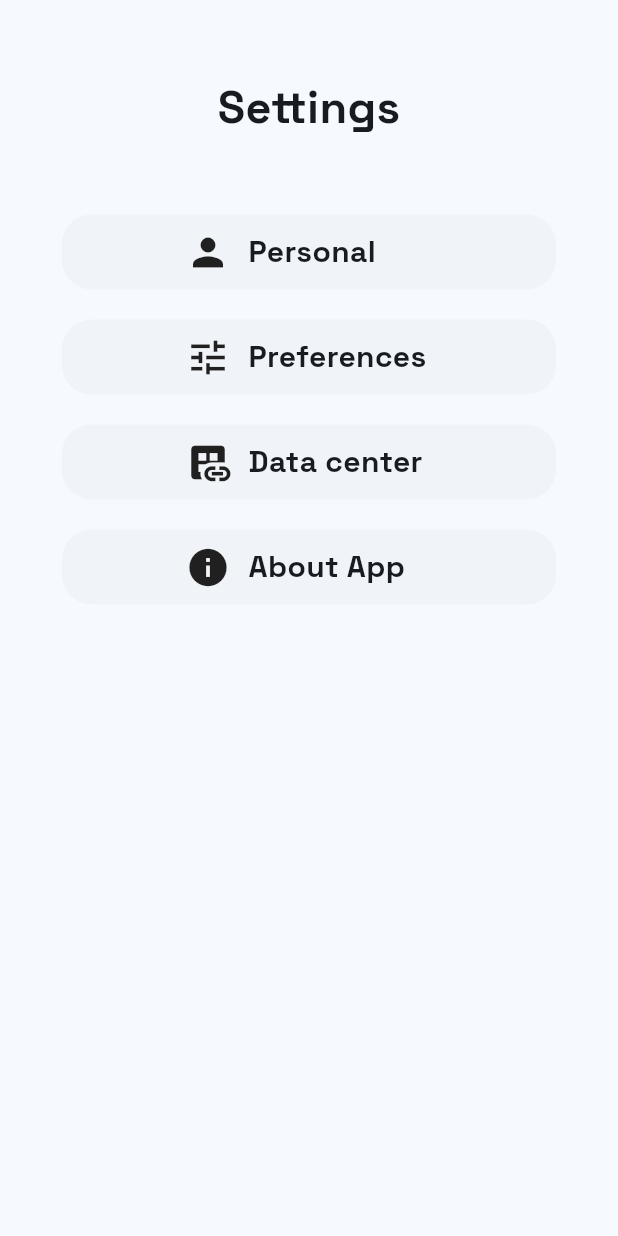
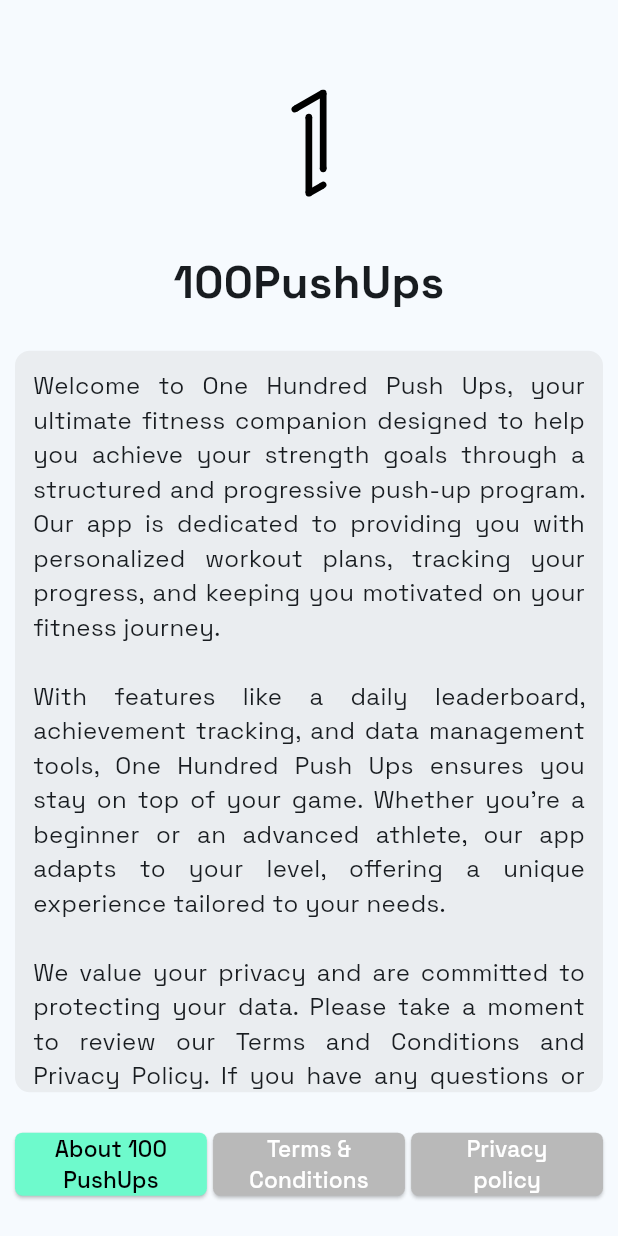
Before and after one commit to GhodbaneYoucefIslam/one_hundred_push_ups, a Flutter app: the SettingsPage widget shown alone on an empty page, opened directly, after a tap on "About App", on a phone screen of 412 x 824 dp. Run offline on Flutter 3.47's test engine with Material 3 defaults, Android fonts, the light colour scheme and no system bars; our stand-ins replace fl_chart, flutter_svg, google_sign_in, shared_preferences, smooth_page_indicator, sqflite and 1 more; missing offline and left inert: circular_chart_flutter; accounts and stored records are empty; statements that could not run were skipped.

Commit message:
About App page with placeholder text

```diff
--- /dev/null
+++ b/lib/screens/AboutAppPage.dart
@@ -0,0 +1,224 @@
+import "package:flutter/material.dart";
+import "package:flutter_svg/svg.dart";
+
+import "../utils/constants.dart";
+
+class AboutAppPage extends StatefulWidget {
+  int index;
+  AboutAppPage({required this.index, super.key});
+
+  @override
+  State<AboutAppPage> createState() => _AboutAppPageState();
+}
+
+class _AboutAppPageState extends State<AboutAppPage> {
+  int currentInfoPage = 0;
+  final myPageController = PageController();
+
+  @override
+  void initState() {
+    currentInfoPage = widget.index;
+    Future.microtask(() {
+      myPageController.animateToPage(
+        currentInfoPage,
+        duration: Duration(milliseconds: 500),
+        curve: Curves.easeInOut,
+      );
+    });
+    super.initState();
+  }
+
+  @override
+  Widget build(BuildContext context) {
+    return Scaffold(
+      resizeToAvoidBottomInset: false,
+      body: Container(
+        width: MediaQuery.of(context).size.width,
+        child: Padding(
+          padding: const EdgeInsets.symmetric(horizontal: 10),
+          child: Column(
+            mainAxisAlignment: MainAxisAlignment.spaceEvenly,
+            crossAxisAlignment: CrossAxisAlignment.center,
+            children: [
+              Column(
+                children: [
+                  SizedBox(
+                      width: 25, child: SvgPicture.asset("assets/images/logo.svg")),
+                  Text(
+                    "100PushUps",
+                    textAlign: TextAlign.center,
+                    style: TextStyle(fontSize: 30, fontWeight: FontWeight.bold),
+                  ),
+                ],
+              ),
+              Container(
+                width: MediaQuery.of(context).size.width,
+                height: MediaQuery.of(context).size.height * 0.6,
+                decoration: BoxDecoration(
+                    color: grey.withOpacity(0.2),
+                    borderRadius: BorderRadius.circular(10)),
+                child: PageView(
+                  controller: myPageController,
+                  onPageChanged: (index) {
+                    setState(() {
+                      currentInfoPage = index;
+                    });
+                  },
+                  children: [
+                    SingleChildScrollView(
+                        child: Padding(
+                          padding: const EdgeInsets.all(12),
+                          child: Text(
+                            "Welcome to One Hundred Push Ups, your ultimate fitness companion designed to help you achieve your strength goals through a structured and progressive push-up program. Our app is dedicated to providing you with personalized workout plans, tracking your progress, and keeping you motivated on your fitness journey.\n\n"
+                                "With features like a daily leaderboard, achievement tracking, and data management tools, One Hundred Push Ups ensures you stay on top of your game. Whether you're a beginner or an advanced athlete, our app adapts to your level, offering a unique experience tailored to your needs.\n\n"
+                                "We value your privacy and are committed to protecting your data. Please take a moment to review our Terms and Conditions and Privacy Policy. If you have any questions or feedback, feel free to contact us. We're here to support you every step of the way.\n\n"
+                                "Thank you for choosing One Hundred Push Ups. Let's get stronger together!",
+                            style: TextStyle(fontSize: 16.0),
+                            textAlign: TextAlign.justify,
+                          ),
+                        )
+                    ),
+                    SingleChildScrollView(
+                        child: Padding(
+                            padding: const EdgeInsets.all(12),
+                            child: Text(
+                              "Terms and Conditions\n\n"
+                                  "Welcome to One Hundred Push Ups. These terms and conditions outline the rules and regulations for the use of our application. By accessing and using this app, you accept and agree to be bound by the terms and conditions set forth below.\n\n"
+                                  "1. Use of the App: You agree to use the app only for lawful purposes and in a way that does not infringe the rights of, restrict, or inhibit anyone else's use and enjoyment of the app.\n\n"
+                                  "2. Privacy: Your privacy is important to us. Please read our Privacy Policy for information on how we collect, use, and disclose your personal data.\n\n"
+                                  "3. Modifications to the Service: We reserve the right to modify or discontinue the app at any time, with or without notice, and without liability to you.\n\n"
+                                  "4. Limitation of Liability: The app is provided on an 'as is' and 'as available' basis. We make no warranties, expressed or implied, and hereby disclaim and negate all other warranties.\n\n"
+                                  "5. Governing Law: These terms and conditions are governed by and construed in accordance with the laws, and you irrevocably submit to the exclusive jurisdiction of the courts in that location.\n\n"
+                                  "For any questions or inquiries about our terms and conditions contact us.",
+                              style: TextStyle(fontSize: 16.0),
+                              textAlign: TextAlign.justify,
+                            )
+                        )
+                    ),
+                    SingleChildScrollView(
+                        child: Padding(
+                            padding: const EdgeInsets.all(12),
+                            child: Text(
+                              "Privacy Policy\n\n"
+                                  "Welcome to One Hundred Push Ups. Your privacy is important to us. This Privacy Policy explains how we collect, use, and safeguard your information when you use our application.\n\n"
+                                  "1. Information We Collect: We may collect personal information such as your name, email address, and workout data when you register and use the app.\n\n"
+                                  "2. Use of Information: The information we collect is used to provide and improve our services, customize your experience, and communicate with you about updates and offers.\n\n"
+                                  "3. Data Security: We implement a variety of security measures to maintain the safety of your personal information. However, no method of transmission over the Internet or electronic storage is 100% secure.\n\n"
+                                  "4. Third-Party Services: We may employ third-party companies and individuals to facilitate our service. These third parties have access to your personal information only to perform these tasks on our behalf and are obligated not to disclose or use it for any other purpose.\n\n"
+                                  "5. Changes to This Privacy Policy: We may update our Privacy Policy from time to time. We will notify you of any changes by posting the new Privacy Policy on this page.\n\n"
+                                  "If you have any questions or concerns about our Privacy Policy, please contact us.",
+                              style: TextStyle(fontSize: 16.0),
+                              textAlign: TextAlign.justify,
+                            )
+                        )
+                    ),
+                  ],
+                ),
+              ),
+              Row(
+                mainAxisAlignment: MainAxisAlignment.spaceEvenly,
+                children: [
+                  Expanded(
+                    flex: 1,
+                    child: ElevatedButton(
+                        onPressed: () {
+                          setState(() {
+                            currentInfoPage = 0;
+                          });
+                          myPageController.animateToPage(
+                            0,
+                            duration: Duration(milliseconds: 300),
+                            curve: Curves.easeInOut,
+                          );
+                        },
+                        style: ButtonStyle(
+                          backgroundColor: MaterialStateProperty.all(
+                              currentInfoPage == 0 ? greenBlue : grey),
+                          shape:
+                          MaterialStateProperty.all<RoundedRectangleBorder>(
+                            RoundedRectangleBorder(
+                              borderRadius: BorderRadius.circular(5),
+                            ),
+                          ),
+                        ),
+                        child: Text("About 100PushUps",
+                            textAlign: TextAlign.center,
+                            style: TextStyle(
+                                fontSize: 15,
+                                color: currentInfoPage == 0
+                                    ? Colors.black
+                                    : Colors.white))),
+                  ),
+                  SizedBox(width: MediaQuery.of(context).size.width * 0.01,),
+                  Expanded(
+                    flex: 1,
+                    child: ElevatedButton(
+                        onPressed: () {
+                          setState(() {
+                            currentInfoPage = 1;
+                          });
+                          myPageController.animateToPage(
+                            1,
+                            duration: Duration(milliseconds: 300),
+                            curve: Curves.easeInOut,
+                          );
+                        },
+                        style: ButtonStyle(
+                          backgroundColor: MaterialStateProperty.all(
+                              currentInfoPage == 1 ? greenBlue : grey),
+                          shape:
+                          MaterialStateProperty.all<RoundedRectangleBorder>(
+                            RoundedRectangleBorder(
+                              borderRadius: BorderRadius.circular(5),
+                            ),
+                          ),
+                        ),
+                        child: Text("Terms & Conditions",
+                            textAlign: TextAlign.center,
+                            style: TextStyle(
+                                fontSize: 15,
+                                color: currentInfoPage == 1
+                                    ? Colors.black
+                                    : Colors.white))),
+                  ),
+                  SizedBox(width: MediaQuery.of(context).size.width * 0.01,),
+                  Expanded(
+                    flex: 1,
+                    child: ElevatedButton(
+                        onPressed: () {
+                          setState(() {
+                            currentInfoPage = 2;
+                          });
+                          myPageController.animateToPage(
+                            2,
+                            duration: Duration(milliseconds: 300),
+                            curve: Curves.easeInOut,
+                          );
+                        },
+                        style: ButtonStyle(
+                          backgroundColor: MaterialStateProperty.all(
+                              currentInfoPage == 2 ? greenBlue : grey),
+                          shape:
+                          MaterialStateProperty.all<RoundedRectangleBorder>(
+                            RoundedRectangleBorder(
+                              borderRadius: BorderRadius.circular(5),
+                            ),
+                          ),
+                        ),
+                        child: Text("Privacy policy",
+                            textAlign: TextAlign.center,
+                            style: TextStyle(
+                                fontSize: 15,
+                                color: currentInfoPage == 2
+                                    ? Colors.black
+                                    : Colors.white))),
+                  ),
+                ],
+              ),
+            ],
+          ),
+        ),
+      ),
+    );
+  }
+}
--- a/lib/screens/SettingsPage.dart
+++ b/lib/screens/SettingsPage.dart
@@ -1,4 +1,5 @@
 import "package:flutter/material.dart";
+import "package:one_hundred_push_ups/screens/AboutAppPage.dart";
 import "package:one_hundred_push_ups/widgets/SettingsMenuItem.dart";
 
 class SettingsPage extends StatelessWidget {
@@ -44,7 +45,9 @@ class SettingsPage extends StatelessWidget {
             child: SettingsMenuItem(
               text: "About App",
               icon: Icons.info,
-              onTap: () {},
+              onTap: () {
+                Navigator.of(context).push(MaterialPageRoute(builder: (context)=>AboutAppPage(index: 0)));
+              },
             ),
           ),
         ],
--- a/lib/screens/SignUpPage.dart
+++ b/lib/screens/SignUpPage.dart
@@ -2,6 +2,7 @@ import "package:flutter/material.dart";
 import "package:flutter_svg/svg.dart";
 import "package:one_hundred_push_ups/AppHome.dart";
 import "package:one_hundred_push_ups/models/GoogleSignInApi.dart";
+import "package:one_hundred_push_ups/screens/AboutAppPage.dart";
 import "package:one_hundred_push_ups/screens/LoginPage.dart";
 import "package:one_hundred_push_ups/widgets/RoundedTextFormField.dart";
 import "package:one_hundred_push_ups/models/Endpoints.dart";
@@ -197,7 +198,7 @@ class _SignUpPageState extends State<SignUpPage> {
                     ),
                     GestureDetector(
                       onTap: (){
-                        //todo : load page that contains terms and conditions
+                        Navigator.of(context).push(MaterialPageRoute(builder: (context)=>AboutAppPage(index: 1)));
                       },
                       child: Text(
                         'terms ',
@@ -218,7 +219,7 @@ class _SignUpPageState extends State<SignUpPage> {
                     ),
                     GestureDetector(
                       onTap: (){
-                        //todo : load page that contains terms and conditions
+                        Navigator.of(context).push(MaterialPageRoute(builder: (context)=>AboutAppPage(index: 1)));
                       },
                       child: Text(
                         'conditions ',
--- a/lib/widgets/SettingsMenuItem.dart
+++ b/lib/widgets/SettingsMenuItem.dart
@@ -16,6 +16,7 @@ class SettingsMenuItem extends StatelessWidget {
       borderRadius: BorderRadius.circular(20),
       child: InkWell(
         onTap: onTap,
+        borderRadius:BorderRadius.circular(20),
         child: Padding(
           padding: const EdgeInsets.symmetric(vertical: 10),
           child: Container(
```
